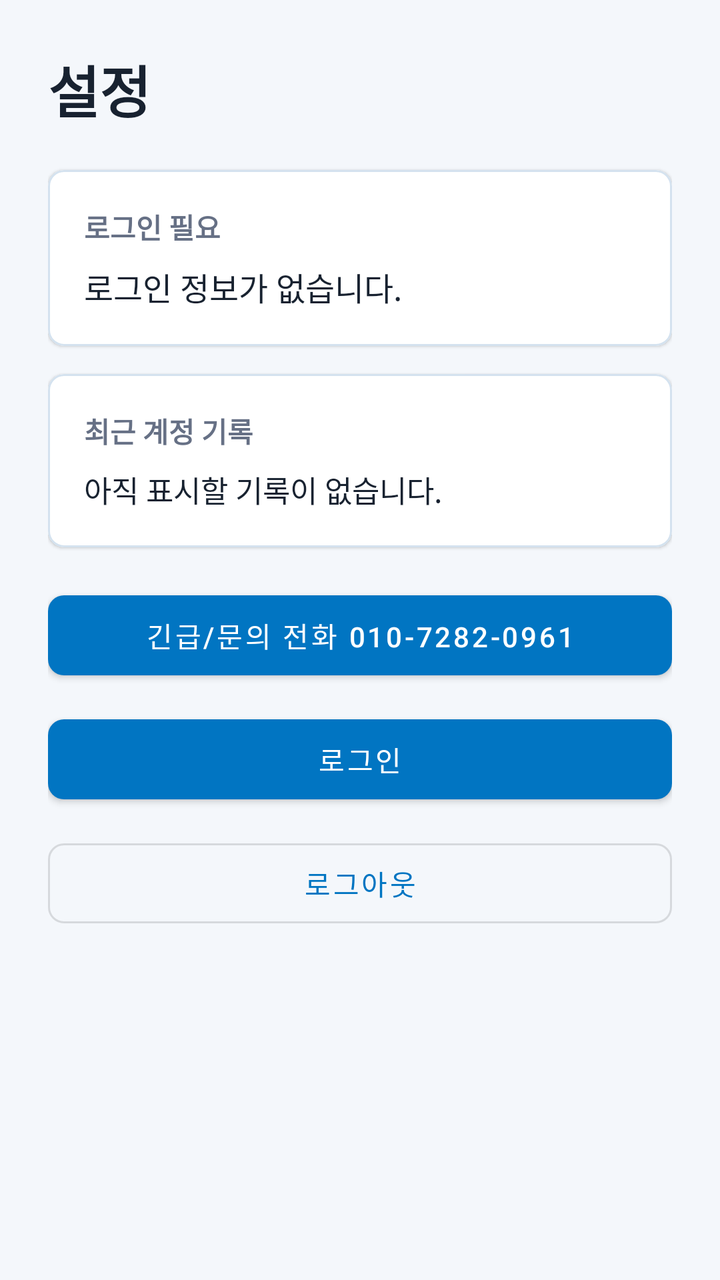
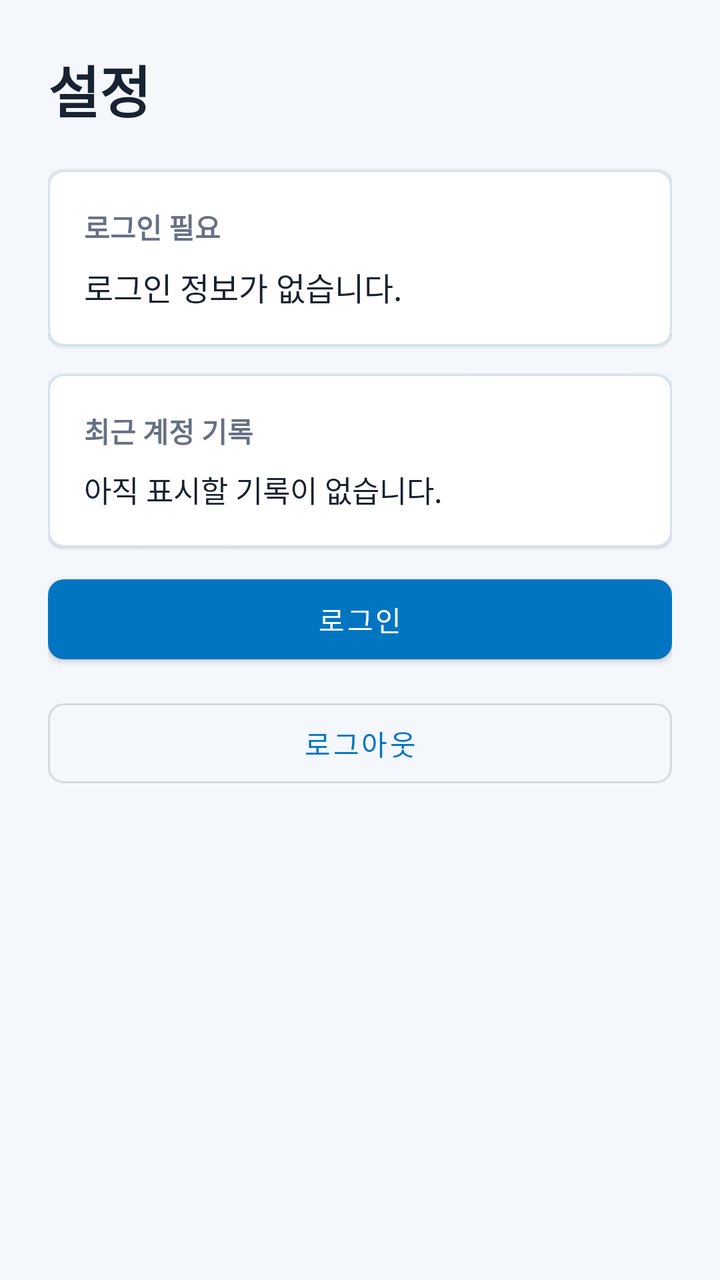

The first picture is an Android layout as it rendered before a commit; the second is the same layout after the commit. The layout source and the unified diff follow.
<!-- AndroidManifest.xml: application theme Theme.JetsonBtMonitor -->
<!-- res/layout/activity_settings.xml -->
<?xml version="1.0" encoding="utf-8"?>
<ScrollView xmlns:android="http://schemas.android.com/apk/res/android"
    xmlns:app="http://schemas.android.com/apk/res-auto"
    android:layout_width="match_parent"
    android:layout_height="match_parent"
    android:background="@color/surface_background">

    <LinearLayout
        android:layout_width="match_parent"
        android:layout_height="wrap_content"
        android:orientation="vertical"
        android:padding="24dp">

        <TextView
            android:layout_width="match_parent"
            android:layout_height="wrap_content"
            android:text="@string/settings_title"
            android:textColor="@color/text_primary"
            android:textSize="28sp"
            android:textStyle="bold" />

        <com.google.android.material.card.MaterialCardView
            android:layout_width="match_parent"
            android:layout_height="wrap_content"
            android:layout_marginTop="20dp"
            app:cardBackgroundColor="@color/card_background"
            app:cardCornerRadius="8dp"
            app:cardElevation="1dp"
            app:strokeColor="@color/control_stroke"
            app:strokeWidth="1dp">

            <LinearLayout
                android:layout_width="match_parent"
                android:layout_height="wrap_content"
                android:orientation="vertical"
                android:padding="18dp">

                <TextView
                    android:id="@+id/accountStateText"
                    android:layout_width="match_parent"
                    android:layout_height="wrap_content"
                    android:text="@string/account_logged_out"
                    android:textColor="@color/text_secondary"
                    android:textSize="14sp"
                    android:textStyle="bold" />

                <TextView
                    android:id="@+id/userProfileText"
                    android:layout_width="match_parent"
                    android:layout_height="wrap_content"
                    android:layout_marginTop="8dp"
                    android:text="@string/profile_empty"
                    android:textColor="@color/text_primary"
                    android:textSize="16sp" />
            </LinearLayout>
        </com.google.android.material.card.MaterialCardView>

        <com.google.android.material.card.MaterialCardView
            android:layout_width="match_parent"
            android:layout_height="wrap_content"
            android:layout_marginTop="14dp"
            app:cardBackgroundColor="@color/card_background"
            app:cardCornerRadius="8dp"
            app:cardElevation="1dp"
            app:strokeColor="@color/control_stroke"
            app:strokeWidth="1dp">

            <LinearLayout
                android:layout_width="match_parent"
                android:layout_height="wrap_content"
                android:orientation="vertical"
                android:padding="18dp">

                <TextView
                    android:layout_width="match_parent"
                    android:layout_height="wrap_content"
                    android:text="@string/account_logs_title"
                    android:textColor="@color/text_secondary"
                    android:textSize="14sp"
                    android:textStyle="bold" />

                <TextView
                    android:id="@+id/userLogsText"
                    android:layout_width="match_parent"
                    android:layout_height="wrap_content"
                    android:layout_marginTop="8dp"
                    android:text="@string/account_logs_empty"
                    android:textColor="@color/text_primary"
                    android:textSize="15sp" />
            </LinearLayout>
        </com.google.android.material.card.MaterialCardView>

        <com.google.android.material.button.MaterialButton
            android:id="@+id/contactButton"
            android:layout_width="match_parent"
            android:layout_height="52dp"
            android:layout_marginTop="18dp"
            android:text="@string/contact_support"
            app:cornerRadius="8dp" />

        <com.google.android.material.button.MaterialButton
            android:id="@+id/loginButton"
            android:layout_width="match_parent"
            android:layout_height="52dp"
            android:layout_marginTop="10dp"
            android:text="@string/login"
            app:cornerRadius="8dp" />

        <com.google.android.material.button.MaterialButton
            android:id="@+id/logoutButton"
            style="?attr/materialButtonOutlinedStyle"
            android:layout_width="match_parent"
            android:layout_height="52dp"
            android:layout_marginTop="10dp"
            android:text="@string/logout"
            app:cornerRadius="8dp" />
    </LinearLayout>
</ScrollView>
<!-- resources referenced by this layout -->
<resources>
  <color name="card_background">#FFFFFFFF</color>
  <color name="control_stroke">#D4E2EF</color>
  <color name="surface_background">#F4F7FB</color>
  <color name="text_primary">#182230</color>
  <color name="text_secondary">#667085</color>
  <string name="account_logged_out">로그인 필요</string>
  <string name="account_logs_empty">아직 표시할 기록이 없습니다.</string>
  <string name="account_logs_title">최근 계정 기록</string>
  <string name="contact_support">긴급/문의 전화 010-7282-0961</string>
  <string name="login">로그인</string>
  <string name="logout">로그아웃</string>
  <string name="profile_empty">로그인 정보가 없습니다.</string>
  <string name="settings_title">설정</string>
  <style name="Theme.JetsonBtMonitor" parent="Theme.MaterialComponents.DayNight.NoActionBar">
          
          <item name="colorPrimary">@color/brand_blue</item>
          <item name="colorPrimaryVariant">@color/brand_blue_dark</item>
          <item name="colorOnPrimary">@color/white</item>
          
          <item name="colorSecondary">@color/brand_green</item>
          <item name="colorSecondaryVariant">@color/brand_green</item>
          <item name="colorOnSecondary">@color/white</item>
          
          <item name="android:statusBarColor">@color/header_background</item>
          <item name="android:windowBackground">@color/surface_background</item>
          
      </style>
  <color name="brand_blue">#0175C2</color>
  <color name="brand_blue_dark">#01568F</color>
  <color name="white">#FFFFFFFF</color>
  <color name="brand_green">#12805C</color>
  <color name="header_background">#0B4F83</color>
</resources>

<!-- the commit's change to res/layout/activity_settings.xml (unified diff, before → after) -->
@@ -91,14 +91,6 @@
         </com.google.android.material.card.MaterialCardView>
 
         <com.google.android.material.button.MaterialButton
-            android:id="@+id/contactButton"
-            android:layout_width="match_parent"
-            android:layout_height="52dp"
-            android:layout_marginTop="18dp"
-            android:text="@string/contact_support"
-            app:cornerRadius="8dp" />
-
-        <com.google.android.material.button.MaterialButton
             android:id="@+id/loginButton"
             android:layout_width="match_parent"
             android:layout_height="52dp"
<!-- resource entries referenced after the edit -->
@@ -8,7 +8,6 @@
   <string name="account_logged_out">로그인 필요</string>
   <string name="account_logs_empty">아직 표시할 기록이 없습니다.</string>
   <string name="account_logs_title">최근 계정 기록</string>
-  <string name="contact_support">긴급/문의 전화 010-7282-0961</string>
   <string name="login">로그인</string>
   <string name="logout">로그아웃</string>
   <string name="profile_empty">로그인 정보가 없습니다.</string>
